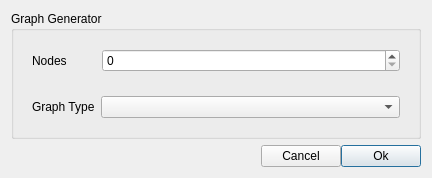
This is src/gui/forms/graphgendlg.ui in evoplex/evoplex as Qt 5 draws it before an edit. The edited form follows.
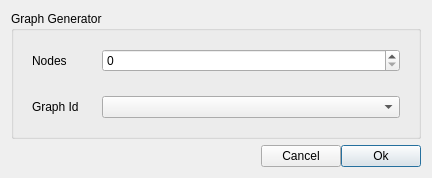
This is the edited form.

Commit message: Add graph type

Patch:
```diff
--- a/src/gui/forms/graphgendlg.ui
+++ b/src/gui/forms/graphgendlg.ui
@@ -85,7 +85,7 @@
             </sizepolicy>
            </property>
            <property name="text">
-            <string>Graph Type</string>
+            <string>Graph Id     </string>
            </property>
           </widget>
          </item>
```
Left out of the diff: 4 changed lines with no effect on the pictures. The commit also changes 4 other files.
